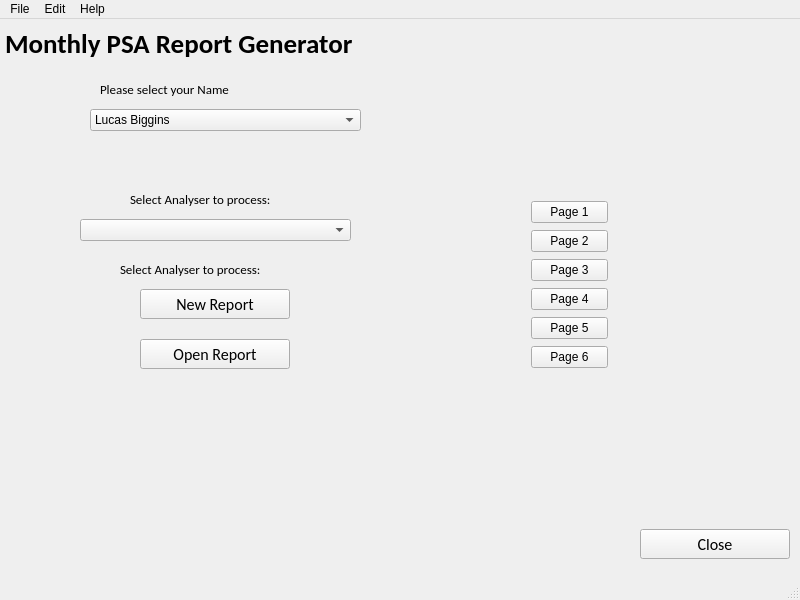
LintonRitchie/Scantech_Monthly_PSA_Report, file PSA_Home.ui: the form before one commit.
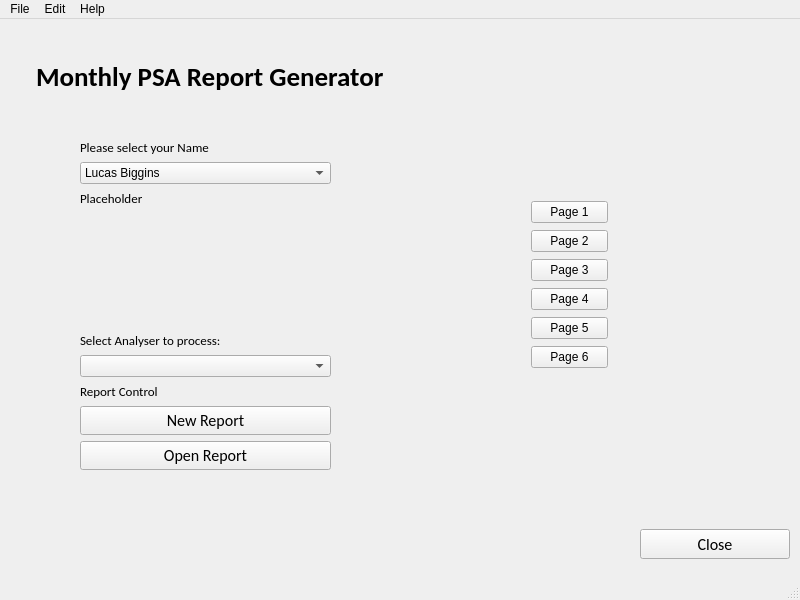
The form after the commit. Icons and pictures are not drawn.

```diff
--- a/PSA_Home.ui
+++ b/PSA_Home.ui
@@ -39,10 +39,10 @@
    <widget class="QLabel" name="label">
     <property name="geometry">
      <rect>
-      <x>0</x>
-      <y>0</y>
-      <width>400</width>
-      <height>50</height>
+      <x>31</x>
+      <y>41</y>
+      <width>354</width>
+      <height>33</height>
      </rect>
     </property>
     <property name="font">
@@ -60,63 +60,6 @@
      <number>5</number>
     </property>
    </widget>
-   <widget class="QLabel" name="WelcomeText">
-    <property name="geometry">
-     <rect>
-      <x>120</x>
-      <y>140</y>
-      <width>200</width>
-      <height>20</height>
-     </rect>
-    </property>
-    <property name="font">
-     <font>
-      <family>Calibri</family>
-      <pointsize>10</pointsize>
-     </font>
-    </property>
-    <property name="text">
-     <string/>
-    </property>
-   </widget>
-   <widget class="QPushButton" name="NewReportPB">
-    <property name="geometry">
-     <rect>
-      <x>140</x>
-      <y>270</y>
-      <width>150</width>
-      <height>30</height>
-     </rect>
-    </property>
-    <property name="font">
-     <font>
-      <family>Calibri</family>
-      <pointsize>12</pointsize>
-     </font>
-    </property>
-    <property name="text">
-     <string>New Report</string>
-    </property>
-   </widget>
-   <widget class="QPushButton" name="OpenReportPB">
-    <property name="geometry">
-     <rect>
-      <x>140</x>
-      <y>320</y>
-      <width>150</width>
-      <height>30</height>
-     </rect>
-    </property>
-    <property name="font">
-     <font>
-      <family>Calibri</family>
-      <pointsize>12</pointsize>
-     </font>
-    </property>
-    <property name="text">
-     <string>Open Report</string>
-    </property>
-   </widget>
    <widget class="QPushButton" name="CloseReportPB">
     <property name="geometry">
      <rect>
@@ -190,25 +133,18 @@
      </item>
     </layout>
    </widget>
-   <widget class="QComboBox" name="AnalyserListComboBox">
+   <widget class="QWidget" name="">
     <property name="geometry">
      <rect>
       <x>80</x>
-      <y>200</y>
-      <width>271</width>
-      <height>22</height>
+      <y>120</y>
+      <width>251</width>
+      <height>331</height>
      </rect>
     </property>
-   </widget>
-   <widget class="QLabel" name="WelcomeText_2">
-    <property name="geometry">
-     <rect>
-      <x>130</x>
-      <y>170</y>
-      <width>200</width>
-      <height>20</height>
-     </rect>
-    </property>
+    <layout class="QVBoxLayout" name="verticalLayout_2">
+     <item>
+      <widget class="QLabel" name="WelcomeText_3">
     <property name="font">
      <font>
       <family>Calibri</family>
@@ -216,37 +152,12 @@
      </font>
     </property>
     <property name="text">
-     <string>Select Analyser to process:</string>
-    </property>
-   </widget>
-   <widget class="QLabel" name="AnalyserToBeProcessed">
-    <property name="geometry">
-     <rect>
-      <x>120</x>
-      <y>240</y>
-      <width>200</width>
-      <height>20</height>
-     </rect>
-    </property>
-    <property name="font">
-     <font>
-      <family>Calibri</family>
-      <pointsize>10</pointsize>
-     </font>
-    </property>
-    <property name="text">
-     <string>Select Analyser to process:</string>
-    </property>
-   </widget>
+        <string>Please select your Name</string>
+       </property>
+      </widget>
+     </item>
+     <item>
    <widget class="QComboBox" name="CalibratorListComboBox">
-    <property name="geometry">
-     <rect>
-      <x>90</x>
-      <y>90</y>
-      <width>271</width>
-      <height>22</height>
-     </rect>
-    </property>
     <item>
      <property name="text">
       <string>Lucas Biggins</string>
@@ -273,15 +184,35 @@
      </property>
     </item>
    </widget>
-   <widget class="QLabel" name="WelcomeText_3">
-    <property name="geometry">
-     <rect>
-      <x>100</x>
-      <y>60</y>
-      <width>200</width>
-      <height>20</height>
-     </rect>
-    </property>
+     </item>
+     <item>
+      <widget class="QLabel" name="WelcomeText">
+       <property name="font">
+        <font>
+         <family>Calibri</family>
+         <pointsize>10</pointsize>
+        </font>
+       </property>
+       <property name="text">
+        <string>Placeholder</string>
+       </property>
+      </widget>
+     </item>
+     <item>
+      <spacer name="verticalSpacer_3">
+       <property name="orientation">
+        <enum>Qt::Vertical</enum>
+       </property>
+       <property name="sizeHint" stdset="0">
+        <size>
+         <width>20</width>
+         <height>18</height>
+        </size>
+       </property>
+      </spacer>
+     </item>
+     <item>
+      <widget class="QLabel" name="WelcomeText_2">
     <property name="font">
      <font>
       <family>Calibri</family>
@@ -289,8 +220,53 @@
      </font>
     </property>
     <property name="text">
-     <string>Please select your Name</string>
-    </property>
+        <string>Select Analyser to process:</string>
+       </property>
+      </widget>
+     </item>
+     <item>
+      <widget class="QComboBox" name="AnalyserListComboBox"/>
+     </item>
+     <item>
+      <widget class="QLabel" name="AnalyserToBeProcessed">
+       <property name="font">
+        <font>
+         <family>Calibri</family>
+         <pointsize>10</pointsize>
+        </font>
+       </property>
+       <property name="text">
+        <string>Report Control</string>
+       </property>
+      </widget>
+     </item>
+     <item>
+      <widget class="QPushButton" name="NewReportPB">
+       <property name="font">
+        <font>
+         <family>Calibri</family>
+         <pointsize>12</pointsize>
+        </font>
+       </property>
+       <property name="text">
+        <string>New Report</string>
+       </property>
+      </widget>
+     </item>
+     <item>
+      <widget class="QPushButton" name="OpenReportPB">
+       <property name="font">
+        <font>
+         <family>Calibri</family>
+         <pointsize>12</pointsize>
+        </font>
+       </property>
+       <property name="text">
+        <string>Open Report</string>
+       </property>
+      </widget>
+     </item>
+    </layout>
    </widget>
   </widget>
   <widget class="QMenuBar" name="menubar">
```
Lines whose indentation alone changed are shown as unchanged.
